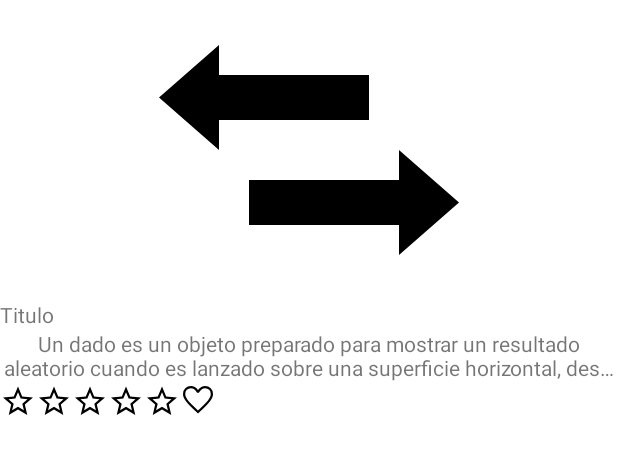
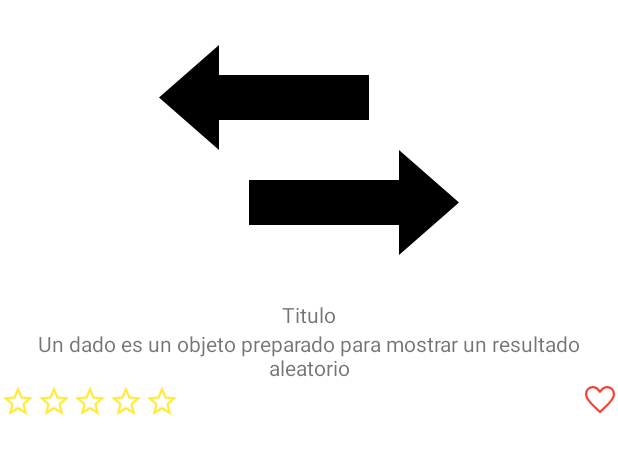
Before and after one commit to Pabloyquemas/PMDM, an Android app: the layout activity_ut01ex02b.xml on its own in the app's theme, with its tools: preview values and no code run, on a phone screen of 412 x 824 dp. Shown: the top 454 px of the screen. Run offline under Robolectric (Android 15) with nearby library versions, the phone set to English and light mode, and no system bars.

Commit message:
Correcion layout ut01ex02b

```diff
--- a/app/src/main/java/com/pgonrod/pmdm2022/ut01/ex02/presentation/Ut01Ex02bActivity.kt
+++ b/app/src/main/java/com/pgonrod/pmdm2022/ut01/ex02/presentation/Ut01Ex02bActivity.kt
@@ -2,6 +2,7 @@ package com.pgonrod.pmdm2022.ut01.ex02.presentation
 
 import androidx.appcompat.app.AppCompatActivity
 import android.os.Bundle
+import com.pgonrod.pmdm2022.R
 
 class Ut01Ex02bActivity : AppCompatActivity() {
     override fun onCreate(savedInstanceState: Bundle?) {
--- a/app/src/main/res/layout/activity_ut01_ex02.xml
+++ b/app/src/main/res/layout/activity_ut01_ex02.xml
@@ -23,16 +23,14 @@
             android:layout_height="wrap_content"
             android:orientation="horizontal"
             android:textAlignment="center"
-            android:text="@string/fecha"
-            android:textcolor="@color/black"/>
+            android:text="@string/fecha" />
         <TextView
             android:layout_width="wrap_content"
             android:layout_height="wrap_content"
             android:orientation="horizontal"
             android:textAlignment="center"
             android:maxLines="1"
-            android:text="@string/titulo"
-            android:textcolor="@color/black"/>
+            android:text="@string/titulo" />
 
         <TextView
             android:layout_width="490dp"
--- a/app/src/main/res/layout/activity_ut01ex02b.xml
+++ b/app/src/main/res/layout/activity_ut01ex02b.xml
@@ -16,7 +16,7 @@
             android:layout_height="wrap_content"
             android:orientation="vertical">
             <TextView
-                android:layout_width="wrap_content"
+                android:layout_width="match_parent"
                 android:layout_height="wrap_content"
                 android:textAlignment="center"
                 android:maxLines="1"
@@ -30,38 +30,49 @@
                 android:orientation="horizontal"
                 android:text="@string/contenido" />
             <LinearLayout
-                android:layout_width="wrap_content"
+                android:layout_width="match_parent"
                 android:layout_height="wrap_content"
                 android:orientation="horizontal">
                 <ImageView
                     android:layout_width="24dp"
                     android:layout_height="24dp"
-                    app:srcCompat="@drawable/ic_star" />
+                    app:srcCompat="@drawable/ic_star"
+                    app:tint="@color/yellow" />
                 <ImageView
                     android:layout_width="24dp"
                     android:layout_height="24dp"
-                    app:srcCompat="@drawable/ic_star" />
+                    app:srcCompat="@drawable/ic_star"
+                    app:tint="@color/yellow"/>
                 <ImageView
                     android:layout_width="24dp"
                     android:layout_height="24dp"
-                    app:srcCompat="@drawable/ic_star" />
+                    app:srcCompat="@drawable/ic_star"
+                    app:tint="@color/yellow"/>
                 <ImageView
                     android:layout_width="24dp"
                     android:layout_height="24dp"
-                    app:srcCompat="@drawable/ic_star" />
+                    app:srcCompat="@drawable/ic_star"
+                    app:tint="@color/yellow"/>
                 <ImageView
                     android:layout_width="24dp"
                     android:layout_height="24dp"
-                    app:srcCompat="@drawable/ic_star" />
-                <ImageView
-                    android:layout_width="24dp"
-                    android:layout_height="24dp"
-                    app:srcCompat="@drawable/ic_heart" />
+                    app:srcCompat="@drawable/ic_star"
+                    app:tint="@color/yellow"/>
+                <LinearLayout
+                    android:gravity="right"
+                    android:layout_width="match_parent"
+                    android:layout_height="wrap_content">
+
+                    <ImageView
+                        android:layout_width="@dimen/size_icon"
+                        android:layout_height="@dimen/size_icon"
+                        app:srcCompat="@drawable/ic_heart"
+                        app:tint="@color/red" />
+
+                </LinearLayout>
+
             </LinearLayout>
 
         </LinearLayout>
 
-
-
-
 </LinearLayout>
--- a/app/src/main/res/values/colors.xml
+++ b/app/src/main/res/values/colors.xml
@@ -8,4 +8,5 @@
     <color name="black">#FF000000</color>
     <color name="white">#FFFFFFFF</color>
     <color name="red">#F44336</color>
+    <color name="yellow">#FFEB3B</color>
 </resources>
--- a/app/src/main/res/values/dimens.xml
+++ b/app/src/main/res/values/dimens.xml
@@ -1,4 +1,5 @@
 <?xml version="1.0" encoding="utf-8"?>
 <resources>
     <dimen name = "size_image">240dp</dimen>
+    <dimen name = "size_icon">24dp</dimen>
 </resources>
--- a/app/src/main/res/values/strings.xml
+++ b/app/src/main/res/values/strings.xml
@@ -2,6 +2,6 @@
     <string name="app_name">PMDM2022</string>
     <string name="fecha">30/09/2022</string>
     <string name="titulo">Dados</string>
-    <string name="contenido">Un dado es un objeto preparado para mostrar un resultado aleatorio cuando es lanzado sobre una superficie horizontal, desde la mano o mediante un cubilete, en cuyo caso los resultados ocurren con una probabilidad que se distribuye mediante una distribución uniforme discreta.</string>
+    <string name="contenido">Un dado es un objeto preparado para mostrar un resultado aleatorio</string>
     <string name="titulo2">Titulo</string>
 </resources>
```
Also changed, not shown: app/src/main/AndroidManifest.xml (+14 -13 lines).
